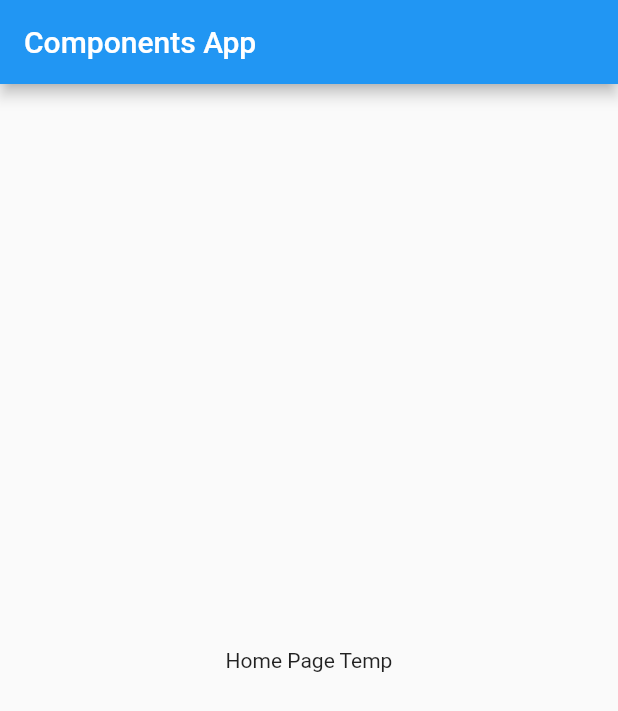
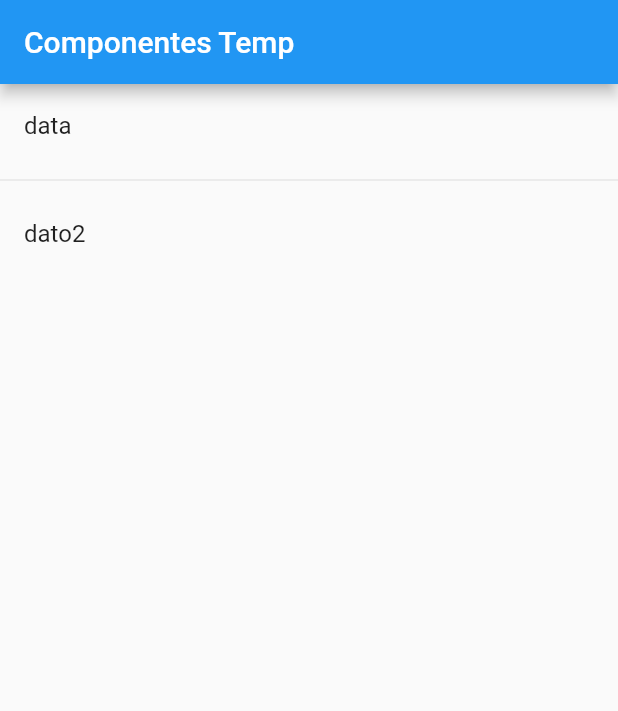
Before and after one commit to victorr-dev/curso_flutter_2, a Flutter app: the screen it shows after launch, on a phone screen of 412 x 824 dp. Shown: the top 711 px of the screen. Run offline on Flutter 3.47's test engine with Material 2 defaults, Android fonts, the phone set to English and light mode, and no system bars.

Commit message:
Clase 61 Ejemplo con List View

```diff
--- a/lib/main.dart
+++ b/lib/main.dart
@@ -1,5 +1,6 @@
+import 'package:flutter/material.dart';
+
 import 'package:curso_flutter_2/pages/home_temp.dart';
-import 'package:flutter/material.dart';
 
 void main() => runApp(MyApp());
 
@@ -9,12 +10,7 @@ class MyApp extends StatelessWidget {
     return MaterialApp(
       title: 'Componentes App',
       debugShowCheckedModeBanner: false,
-      home: Scaffold(
-        appBar: AppBar(
-          title: Text('Components App'),
-        ),
-        body: HomePageTemp()
-      ),
+      home: HomePageTemp()
     );
   }
 }
--- a/lib/pages/home_temp.dart
+++ b/lib/pages/home_temp.dart
@@ -4,8 +4,17 @@ class HomePageTemp extends StatelessWidget {
 
   @override
   Widget build(BuildContext context) {
-    return Center(
-      child: Text('Home Page Temp'),
+    return Scaffold(
+      appBar: AppBar(
+        title: Text('Componentes Temp'),
+      ),
+      body: ListView(
+        children: <Widget>[
+          ListTile(title: Text('data'),),
+          Divider(),
+          ListTile(title: Text('dato2'),)
+        ],
+      ),
     );
   }
 }
```
